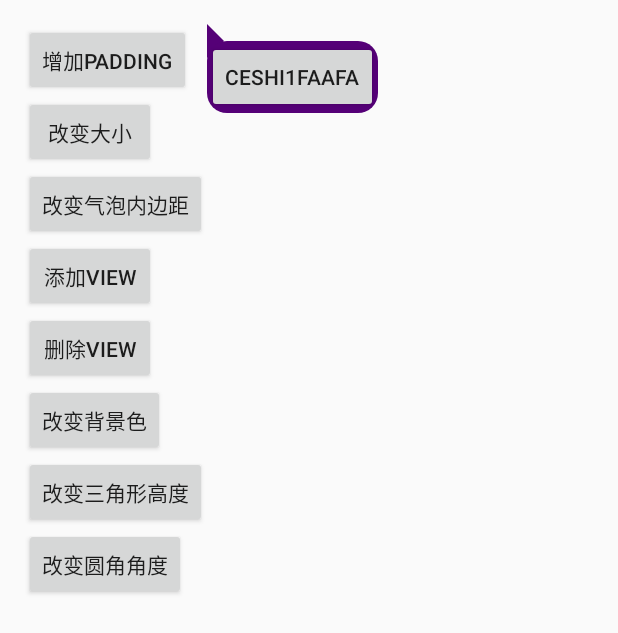
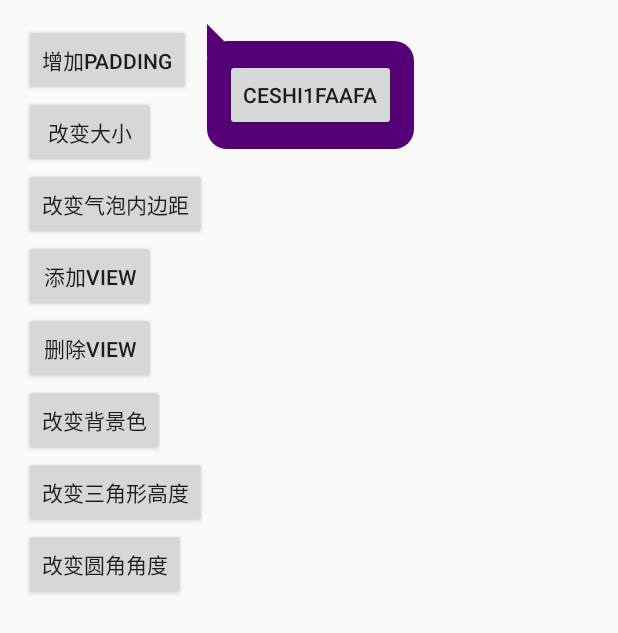
Before and after one commit to tuzhenyu/BubbleWidget, an Android app: the screen it shows after launch (MainActivity), on a phone screen of 412 x 824 dp. Shown: the top 633 px of the screen. Run offline under Robolectric (Android 15) with nearby library versions, the phone set to English and light mode, and no system bars.

Commit message:
修复崩溃的bug，添加点击效果

```diff
--- a/app/src/main/java/com/sf/bgtest/BubbleWidget.java
+++ b/app/src/main/java/com/sf/bgtest/BubbleWidget.java
@@ -49,6 +49,7 @@ public class BubbleWidget extends FrameLayout implements ViewTreeObserver.OnGlob
     }
 
     private void initConfig(Context context, AttributeSet attrs){
+        setClickable(true);
         getViewTreeObserver().addOnGlobalLayoutListener(this);
         mBackGroundConfig = new BackGroundConfig(context);
         if(attrs != null){
--- a/app/src/main/java/com/sf/bgtest/MainActivity.java
+++ b/app/src/main/java/com/sf/bgtest/MainActivity.java
@@ -9,13 +9,13 @@ import android.widget.LinearLayout;
 
 public class MainActivity extends Activity {
 
-    ViewGroup viewGroup ;
+    ViewGroup content;
     BubbleWidget bubbleWidget;
     @Override
     protected void onCreate(Bundle savedInstanceState) {
         super.onCreate(savedInstanceState);
         setContentView(R.layout.activity_main);
-        viewGroup = (ViewGroup) findViewById(R.id.layout_content);
+        content = (ViewGroup) findViewById(R.id.layout_content);
         bubbleWidget = (BubbleWidget) findViewById(R.id.bubble);
     }
 
@@ -63,12 +63,14 @@ public class MainActivity extends Activity {
     public void addView (View v){
         ImageView imageView = new ImageView(this);
         imageView.setImageResource(R.drawable.app_launcher);
-        viewGroup.addView(imageView);
+        content.addView(imageView);
     }
 
 
     public void removeView (View v){
-        bubbleWidget.removeViewAt(0);
+        if(content.getChildCount() > 0){
+            content.removeViewAt(0);
+        }
     }
 
     int indexC = 0;
--- a/app/src/main/res/layout/activity_main.xml
+++ b/app/src/main/res/layout/activity_main.xml
@@ -79,13 +79,14 @@
         app:bg_color_pressed="#fff321"
         android:layout_width="wrap_content"
         android:layout_height="wrap_content"
+        app:bpadding="12dp"
         >
 
      <LinearLayout
          android:id="@+id/layout_content"
          android:orientation="horizontal"
          android:layout_width="wrap_content"
-         android:layout_height="wrap_content">
+         android:layout_height="match_parent">
 
 
          <Button
```
